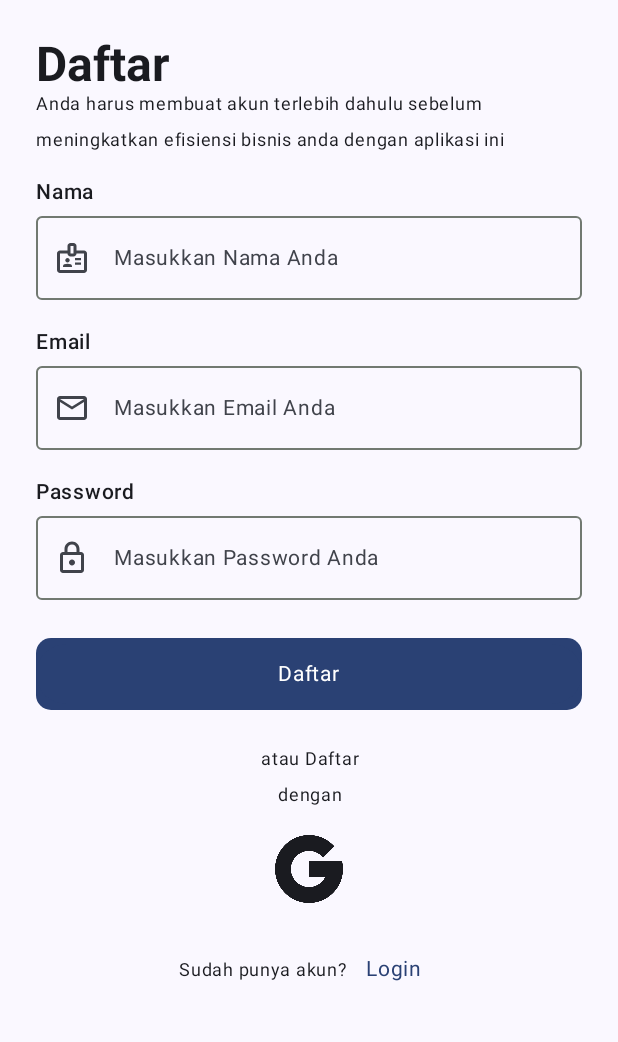
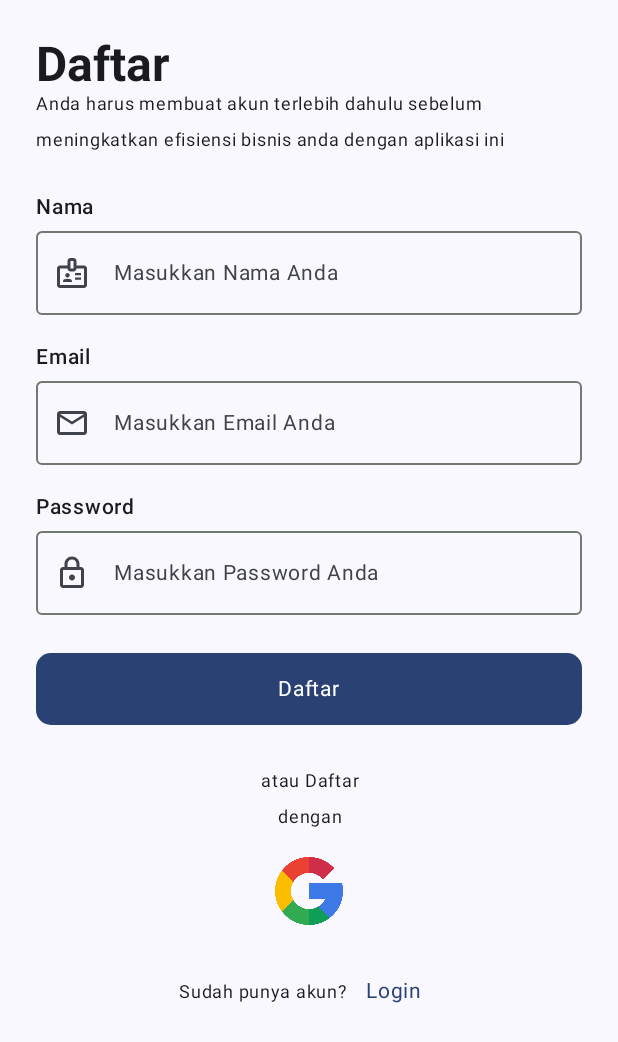
Before and after one commit to beranju/BisnisPlus, an Android app built with Jetpack Compose: the SignUpScreen screen opened through its navigation route, on a phone screen of 412 x 824 dp. Shown: the top 1042 px of the screen. Run offline under Robolectric (Android 15) with nearby library versions, the phone set to English and light mode, and no system bars.

Commit message:
update sign up screen

```diff
--- a/app/src/main/java/com/beran/bisnisplus/MainActivity.kt
+++ b/app/src/main/java/com/beran/bisnisplus/MainActivity.kt
@@ -19,7 +19,6 @@ import com.beran.bisnisplus.ui.theme.BisnisPlusTheme
 
 class MainActivity : ComponentActivity() {
     override fun onCreate(savedInstanceState: Bundle?) {
-        val splashScreen = installSplashScreen()
         super.onCreate(savedInstanceState)
         setContent {
             BisnisPlusTheme {
--- a/app/src/main/java/com/beran/bisnisplus/ui/component/CustomTextField.kt
+++ b/app/src/main/java/com/beran/bisnisplus/ui/component/CustomTextField.kt
@@ -45,7 +45,8 @@ fun CustomTextField(
             colors = OutlinedTextFieldDefaults.colors(
                 focusedBorderColor = MaterialTheme.colorScheme.primary,
                 unfocusedBorderColor = OutlineColor,
-                focusedTextColor = MaterialTheme.colorScheme.onBackground
+                focusedTextColor = MaterialTheme.colorScheme.onBackground,
+                unfocusedTextColor = MaterialTheme.colorScheme.onBackground
             ),
             visualTransformation = visualTransformation,
             keyboardOptions = KeyboardOptions(keyboardType = keyBoardType),
--- a/app/src/main/java/com/beran/bisnisplus/ui/screen/auth/SignUpScreen.kt
+++ b/app/src/main/java/com/beran/bisnisplus/ui/screen/auth/SignUpScreen.kt
@@ -1,5 +1,6 @@
 package com.beran.bisnisplus.ui.screen.auth
 
+import androidx.compose.foundation.Image
 import androidx.compose.foundation.background
 import androidx.compose.foundation.layout.Arrangement
 import androidx.compose.foundation.layout.Box
@@ -79,7 +80,7 @@ fun SignUpScreen(navController: NavHostController) {
                 style = MaterialTheme.typography.bodyMedium.copy(fontSize = 12.sp),
                 modifier = Modifier.fillMaxWidth()
             )
-            Spacer(modifier = Modifier.height(20.dp))
+            Spacer(modifier = Modifier.height(30.dp))
             CustomTextField(
                 labelText = stringResource(R.string.txt_name),
                 hintText = stringResource(R.string.txt_name_hint),
@@ -119,14 +120,14 @@ fun SignUpScreen(navController: NavHostController) {
                     style = MaterialTheme.typography.bodyMedium
                 )
             }
-            Spacer(modifier = Modifier.height(25.dp))
+            Spacer(modifier = Modifier.height(30.dp))
             Text(
                 text = stringResource(R.string.atau_daftar_dengan),
                 textAlign = TextAlign.Center,
                 style = MaterialTheme.typography.bodyMedium.copy(fontSize = 12.sp)
             )
             Spacer(modifier = Modifier.height(20.dp))
-            Icon(
+            Image(
                 painter = painterResource(id = R.drawable.icon_google),
                 contentDescription = "Icon Google",
                 modifier = Modifier.size(45.dp)
```
